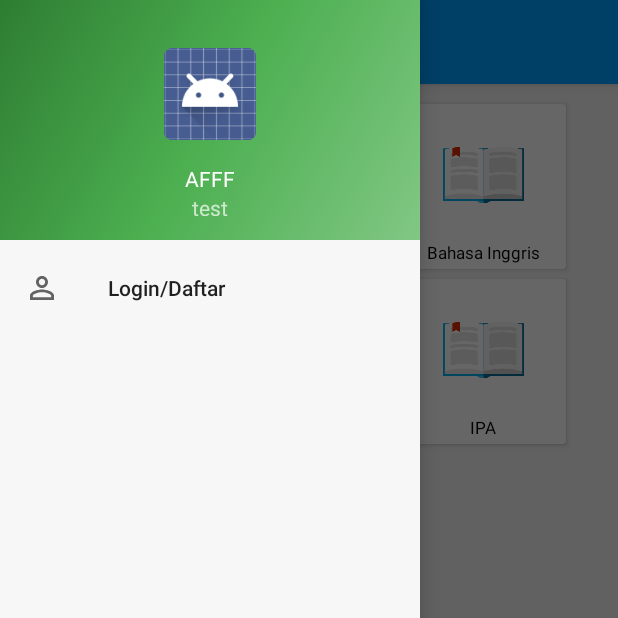
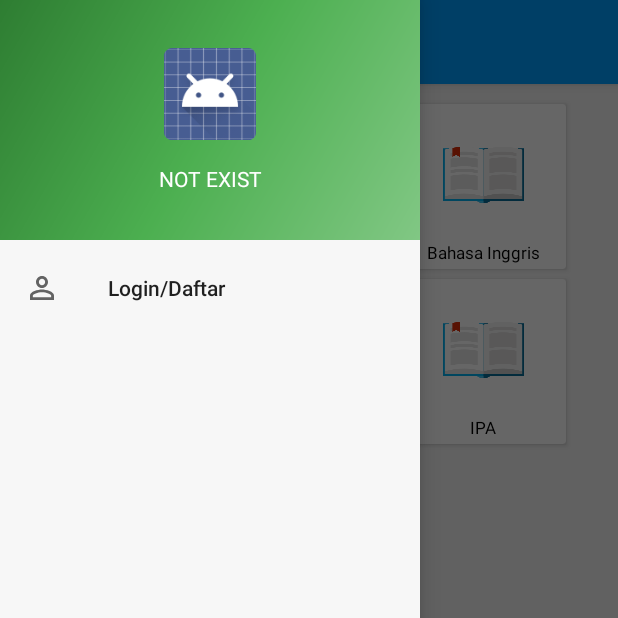
Before and after one commit to taqien01/BBCV2, an Android app: the screen it shows after launch (MainActivity), with the side drawer open, on a phone screen of 412 x 824 dp, the top half of it. Run offline under Robolectric (Android 15) with nearby library versions, the phone set to English and light mode, and no system bars.

Commit message:
Update 10/06/16

```diff
--- a/app/src/main/java/id/ac/unsyiah/elektro/mobile/bbcv2/DaftarActivity.java
+++ b/app/src/main/java/id/ac/unsyiah/elektro/mobile/bbcv2/DaftarActivity.java
@@ -28,7 +28,7 @@ import id.ac.unsyiah.elektro.mobile.bbcv2.model.LoginDB;
  */
 public class DaftarActivity extends Activity
 {
-    EditText editTextEmail,editTextPassword,editTextConfirmPassword;
+    EditText editTextNama,editTextEmail,editTextPassword,editTextConfirmPassword;
     Button btnCreateAccount;
 
     LoginDataBaseAdapter loginDataBaseAdapter;
@@ -43,6 +43,7 @@ public class DaftarActivity extends Activity
         loginDataBaseAdapter=loginDataBaseAdapter.open();
 
         // Get Refferences of Views
+        editTextNama = (EditText) findViewById(R.id.editTextNama);
         editTextEmail =(EditText)findViewById(R.id.editTextEmail);
         editTextPassword=(EditText)findViewById(R.id.editTextPassword);
         editTextConfirmPassword=(EditText)findViewById(R.id.editTextConfirmPassword);
@@ -54,6 +55,7 @@ public class DaftarActivity extends Activity
             public void onClick(View v) {
                 // TODO Auto-generated method stub
 
+                String nama = editTextNama.getText().toString();
                 String Email= editTextEmail.getText().toString();
                 String password=editTextPassword.getText().toString();
                 String confirmPassword=editTextConfirmPassword.getText().toString();
@@ -75,7 +77,7 @@ public class DaftarActivity extends Activity
                 else
                 {
                     // Save the Data in Database
-                    loginDataBaseAdapter.insertEntry(Email, password);
+                    loginDataBaseAdapter.insertEntry(Email, password, nama);
                     Toast.makeText(getApplicationContext(), "Account Successfully Created ", Toast.LENGTH_LONG).show();
                     Intent daftar=new Intent(getApplicationContext(),MainActivityLogin.class);
                     startActivity(daftar);
--- a/app/src/main/java/id/ac/unsyiah/elektro/mobile/bbcv2/DetailActivity.java
+++ b/app/src/main/java/id/ac/unsyiah/elektro/mobile/bbcv2/DetailActivity.java
@@ -48,7 +48,7 @@ public class DetailActivity extends AppCompatActivity {
         cursor.close();
         db.close();
 
-        TextView txtNama = (TextView) findViewById(R.id.txtNama);
+        TextView txtNama = (TextView) findViewById(R.id.txtDrawer);
         txtNama.setText(nama);
 
         TextView txtTingkat = (TextView) findViewById(R.id.txtTingkat);
--- a/app/src/main/java/id/ac/unsyiah/elektro/mobile/bbcv2/LoginDataBaseAdapter.java
+++ b/app/src/main/java/id/ac/unsyiah/elektro/mobile/bbcv2/LoginDataBaseAdapter.java
@@ -14,7 +14,7 @@ public class LoginDataBaseAdapter
     // TODO: Create public field for each column in your table.
     // SQL Statement to create a new database.
     static final String DATABASE_CREATE = "create table "+"LOGIN"+
-            "( " +"ID"+" integer primary key autoincrement,"+ "USERNAME  text,PASSWORD text); ";
+            "( " +"ID"+" integer primary key autoincrement,"+ "NAMA text,USERNAME  text,PASSWORD text); ";
     // Variable to hold the database instance
     public SQLiteDatabase db;
     // Context of the application using the database.
@@ -41,10 +41,11 @@ public class LoginDataBaseAdapter
         return db;
     }
 
-    public void insertEntry(String email, String password)
+    public void insertEntry(String email, String password, String nama)
     {
         ContentValues newValues = new ContentValues();
         // Assign values for each row.
+        newValues.put("NAMA", nama);
         newValues.put("USERNAME", email);
         newValues.put("PASSWORD",password);
 
@@ -60,6 +61,7 @@ public class LoginDataBaseAdapter
         // Toast.makeText(context, "Number fo Entry Deleted Successfully : "+numberOFEntriesDeleted, Toast.LENGTH_LONG).show();
         return numberOFEntriesDeleted;
     }
+
     public String getSinlgeEntry(String email)
     {
         Cursor cursor=db.query("LOGIN", null, " USERNAME=?", new String[]{email}, null, null, null);
@@ -73,11 +75,27 @@ public class LoginDataBaseAdapter
         cursor.close();
         return password;
     }
-    public void  updateEntry(String email, String password)
+
+    public String getSinlgeName(String email)
+    {
+        Cursor cursor=db.query("LOGIN", null, " USERNAME=?", new String[]{email}, null, null, null);
+        if(cursor.getCount()<1) // UserName Not Exist
+        {
+            cursor.close();
+            return "NOT EXIST";
+        }
+        cursor.moveToFirst();
+        String nama= cursor.getString(cursor.getColumnIndex("NAMA"));
+        cursor.close();
+        return nama;
+    }
+
+    public void  updateEntry(String email, String password, String nama)
     {
         // Define the updated row content.
         ContentValues updatedValues = new ContentValues();
         // Assign values for each row.
+        updatedValues.put("NAMA", nama);
         updatedValues.put("USERNAME", email);
         updatedValues.put("PASSWORD",password);
 
--- a/app/src/main/java/id/ac/unsyiah/elektro/mobile/bbcv2/MainActivity.java
+++ b/app/src/main/java/id/ac/unsyiah/elektro/mobile/bbcv2/MainActivity.java
@@ -1,12 +1,10 @@
 package id.ac.unsyiah.elektro.mobile.bbcv2;
 
-import android.content.ClipData;
 import android.content.Context;
 import android.content.Intent;
 import android.content.SharedPreferences;
 import android.os.Bundle;
-import android.support.design.widget.FloatingActionButton;
-import android.support.design.widget.Snackbar;
+import android.view.LayoutInflater;
 import android.view.View;
 import android.support.design.widget.NavigationView;
 import android.support.v4.view.GravityCompat;
@@ -20,10 +18,12 @@ import android.widget.Button;
 import android.widget.ImageView;
 import android.widget.TextView;
 
-import org.w3c.dom.Text;
-
 public class MainActivity extends AppCompatActivity
         implements NavigationView.OnNavigationItemSelectedListener {
+
+
+    LoginDataBaseAdapter loginDataBaseAdapter;
+    NavigationView navigationView;
 
 
     @Override
@@ -32,6 +32,25 @@ public class MainActivity extends AppCompatActivity
         setContentView(R.layout.activity_main);
         Toolbar toolbar = (Toolbar) findViewById(R.id.toolbar);
         setSupportActionBar(toolbar);
+
+        SharedPreferences login2 =
+                getSharedPreferences("id.ac.unsyiah.elektro.mobile.bbcv2.PREF_BERSAMA", Context.MODE_PRIVATE);
+        userName = login2.getString("user","");
+
+        // create a instance of SQLite Database
+        loginDataBaseAdapter=new LoginDataBaseAdapter(this);
+        loginDataBaseAdapter=loginDataBaseAdapter.open();
+
+        View header = ((NavigationView)findViewById(R.id.nav_view)).getHeaderView(0);
+
+        nama =loginDataBaseAdapter.getSinlgeName(userName);
+
+        TextView txtNama = (TextView) header.findViewById(R.id.txtDrawer);
+        TextView txtEmail = (TextView) header.findViewById(R.id.txtDrawer2);
+        txtNama.setText(nama);
+
+        txtEmail.setText(userName);
+
 
         DrawerLayout drawer = (DrawerLayout) findViewById(R.id.drawer_layout);
         ActionBarDrawerToggle toggle = new ActionBarDrawerToggle(
@@ -47,6 +66,7 @@ public class MainActivity extends AppCompatActivity
 
     public void checkLogin(){
 
+
         NavigationView navigationView = (NavigationView) findViewById(R.id.nav_view);
         Menu nav_Menu = navigationView.getMenu();
         ImageView img = (ImageView) findViewById(R.id.imageView);
@@ -61,15 +81,15 @@ public class MainActivity extends AppCompatActivity
             nav_Menu.findItem(R.id.nav_logout).setVisible(false);
         }
         else{
+
+
+
+
             //nav_Menu.findItem(R.id.nav_Daftar).setVisible(false);
             nav_Menu.findItem(R.id.nav_login).setVisible(false);
+
             //img.setImageResource(R.drawable.fadmol);
             //setContentView(img);
-           // TextView txtNama = (TextView) findViewById(R.id.textNama);
-            //TextView txtEmail = (TextView) findViewById(R.id.textView);
-            //txtNama.setText("avavab");
-            //txtEmail.setText("avava");
-
         }
     }
 
@@ -98,7 +118,7 @@ public class MainActivity extends AppCompatActivity
 
         if (id == R.id.nav_tambah) {
             Intent pesan = new Intent(getApplicationContext(), TambahJadwal.class);
-            //pesan.putExtra("var1",nama);
+            pesan.putExtra("var1",nama);
             startActivity(pesan);
 
         } else if (id == R.id.nav_setting) {
@@ -106,15 +126,12 @@ public class MainActivity extends AppCompatActivity
         }else if (id == R.id.nav_login) {
             Intent login = new Intent(getApplicationContext(), MainActivityLogin.class);
             startActivity(login);
-
-            login2.edit().putBoolean("cekLogin", false).apply();
             finish();
 
         }else if (id == R.id.nav_logout) {
             Intent intent = getIntent();
             startActivity(intent);
-
-            login2.edit().putBoolean("cekLogin", true).apply();
+            login2.edit().clear().commit();
             finish();
         }//else if (id == R.id.nav_Daftar) {
            // Intent daftar = new Intent(getApplicationContext(), DaftarActivity.class);
@@ -189,4 +206,13 @@ public class MainActivity extends AppCompatActivity
             }
         });
     }
+
+    protected void onDestroy() {
+        super.onDestroy();
+        // Close The Database
+        loginDataBaseAdapter.close();
+    }
+
+  protected String nama = "";
+  protected String userName = "";
 }
--- a/app/src/main/java/id/ac/unsyiah/elektro/mobile/bbcv2/model/JadwalCursorAdapter.java
+++ b/app/src/main/java/id/ac/unsyiah/elektro/mobile/bbcv2/model/JadwalCursorAdapter.java
@@ -25,7 +25,7 @@ public class JadwalCursorAdapter extends CursorAdapter {
 
     public void bindView(View view, Context context, Cursor cursor){
         String nama = cursor.getString(cursor.getColumnIndexOrThrow(JadwalDB.NAMA_PENGAJAR));
-        TextView txtNama = (TextView) view.findViewById(R.id.txtNama);
+        TextView txtNama = (TextView) view.findViewById(R.id.txtDrawer);
         txtNama.setText(nama);
 
         String jam = cursor.getString(cursor.getColumnIndexOrThrow(JadwalDB.JAM_PELAJARAN));
--- a/app/src/main/java/id/ac/unsyiah/elektro/mobile/bbcv2/model/LoginDB.java
+++ b/app/src/main/java/id/ac/unsyiah/elektro/mobile/bbcv2/model/LoginDB.java
@@ -28,8 +28,7 @@ public class LoginDB extends SQLiteOpenHelper {
                 + ID_DAFTAR + " INTEGER PRIMARY KEY AUTOINCREMENT, "
                 + NAMA_DAFTAR +" TEXT, "
                 + EMAIL_DAFTAR +" TEXT, "
-                + PASSWORD_DAFTAR +" PASSWORD, "
-
+                + PASSWORD_DAFTAR +" PASSWORD "
                 + ");";
         db.execSQL(baruDB);
     }
--- a/app/src/main/res/layout/activity_detail.xml
+++ b/app/src/main/res/layout/activity_detail.xml
@@ -78,7 +78,7 @@
                         android:layout_height="wrap_content"
                         android:textAppearance="?android:attr/textAppearanceLarge"
                         android:text="Nama"
-                        android:id="@+id/txtNama"/>
+                        android:id="@+id/txtDrawer"/>
 
 
 
@@ -88,7 +88,7 @@
                         android:textAppearance="?android:attr/textAppearanceMedium"
                         android:text="Tentor"
                         android:id="@+id/txtTingkat"
-                        android:layout_below="@+id/txtNama"/>
+                        android:layout_below="@+id/txtDrawer"/>
 
                     <TextView
                         android:layout_width="wrap_content"
--- a/app/src/main/res/layout/daftaractivity.xml
+++ b/app/src/main/res/layout/daftaractivity.xml
@@ -25,7 +25,7 @@
             android:layout_height="wrap_content"
             android:layout_marginTop="8dp"
             android:layout_marginBottom="8dp">
-            <EditText android:id="@+id/editTextaja"
+            <EditText android:id="@+id/editTextNama"
                 android:layout_width="match_parent"
                 android:layout_height="wrap_content"
                 android:inputType="textCapWords"
--- a/app/src/main/res/layout/nav_header_main.xml
+++ b/app/src/main/res/layout/nav_header_main.xml
@@ -25,14 +25,14 @@
         android:paddingTop="@dimen/nav_header_vertical_spacing"
         android:textAppearance="@style/TextAppearance.AppCompat.Body1"
         android:textAlignment="center"
-        android:id="@+id/textNama"
-        android:text="AFFF" />
+        android:id="@+id/txtDrawer"
+        android:text="@string/test" />
 
     <TextView
-        android:id="@+id/textView"
+        android:id="@+id/txtDrawer2"
         android:layout_width="match_parent"
         android:layout_height="wrap_content"
         android:textAlignment="center"
-        android:text="test" />
+        android:text="@string/test" />
 
 </LinearLayout>
--- a/app/src/main/res/layout/satu_jadwal.xml
+++ b/app/src/main/res/layout/satu_jadwal.xml
@@ -41,7 +41,7 @@
                 android:layout_height="wrap_content"
                 android:textAppearance="?android:attr/textAppearanceLarge"
                 android:text="NAMA"
-                android:id="@+id/txtNama"
+                android:id="@+id/txtDrawer"
                 android:textColor="#cd7415"
                 android:layout_alignParentTop="true"
                 android:layout_alignParentLeft="true"
@@ -57,7 +57,7 @@
                 android:textAppearance="?android:attr/textAppearanceMedium"
                 android:text="Jam :"
                 android:id="@+id/txtJam"
-                android:layout_below="@+id/txtNama"
+                android:layout_below="@+id/txtDrawer"
                 android:layout_alignParentLeft="true"
                 android:layout_alignParentStart="true"
                 android:layout_marginLeft="5dp"
--- a/app/src/main/res/values/strings.xml
+++ b/app/src/main/res/values/strings.xml
@@ -1,5 +1,6 @@
 <resources>
     <string name="app_name">BBCV2</string>
+    <string name="test">ABCD</string>
 
     <string name="navigation_drawer_open">Open navigation drawer</string>
     <string name="navigation_drawer_close">Close navigation drawer</string>
```
Also changed, not shown: app/src/main/java/id/ac/unsyiah/elektro/mobile/bbcv2/MainActivityLogin.java (+7 -0 lines).
